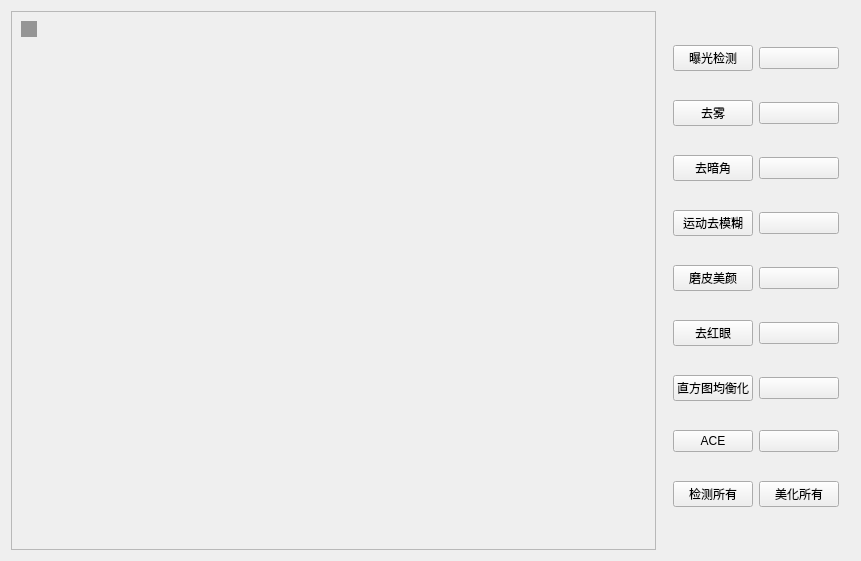
Qt form MoTu/mainwindow.ui (InspAlgo/MoTu) before a commit.
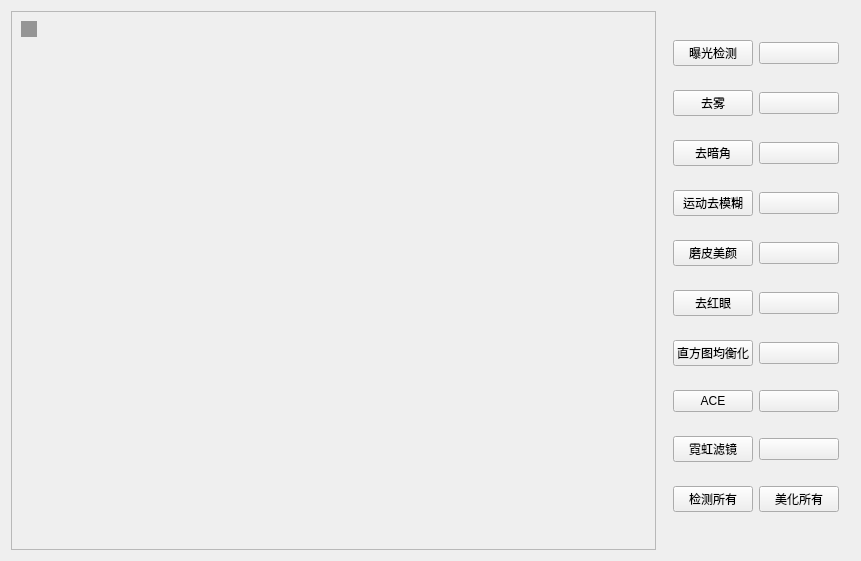
The same form after that commit.

Diff of the .ui file:
```diff
--- a/MoTu/mainwindow.ui
+++ b/MoTu/mainwindow.ui
@@ -199,6 +199,24 @@
            </item>
           </layout>
          </item>
+         <item>
+          <layout class="QHBoxLayout" name="horizontalLayout_11">
+           <item>
+            <widget class="QPushButton" name="pB_check_9">
+             <property name="text">
+              <string>霓虹滤镜</string>
+             </property>
+            </widget>
+           </item>
+           <item>
+            <widget class="QPushButton" name="pB_result_9">
+             <property name="text">
+              <string/>
+             </property>
+            </widget>
+           </item>
+          </layout>
+         </item>
          <item>
           <layout class="QHBoxLayout" name="horizontalLayout">
            <item>
```
